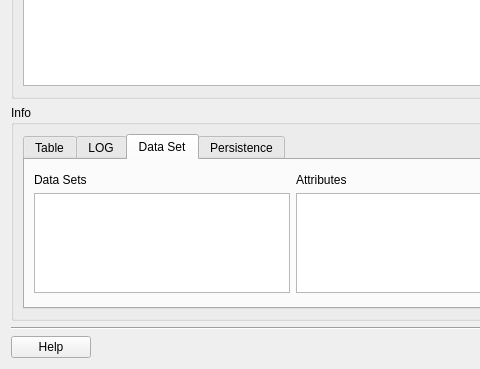
The window that src/terralib/qt/widgets/query/ui/QueryDataSourceDialogForm.ui (claudiobogossian/terralib5) describes before a commit, drawn with Qt 5; both pictures show x 0 to 480 and y 161 to 530 of the 944 by 530 pixel window.
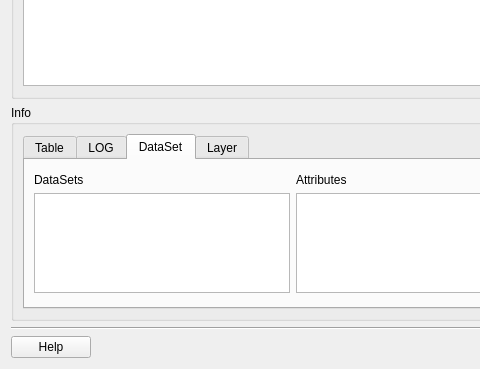
The same window after the commit. The open tabs and pages were chosen to show the change.

Commit message: query data source enhancements

```diff
--- a/src/terralib/qt/widgets/query/ui/QueryDataSourceDialogForm.ui
+++ b/src/terralib/qt/widgets/query/ui/QueryDataSourceDialogForm.ui
@@ -238,7 +238,7 @@
               </widget>
               <widget class="QWidget" name="tab_4">
                <attribute name="title">
-                <string>Data Set</string>
+                <string>DataSet</string>
                </attribute>
                <layout class="QGridLayout" name="gridLayout_28">
                 <item row="0" column="0">
@@ -254,7 +254,7 @@
                        </sizepolicy>
                       </property>
                       <property name="text">
-                       <string>Data Sets</string>
+                       <string>DataSets</string>
                       </property>
                      </widget>
                     </item>
@@ -327,7 +327,7 @@
               </widget>
               <widget class="QWidget" name="tab_3">
                <attribute name="title">
-                <string>Persistence</string>
+                <string>Layer</string>
                </attribute>
                <layout class="QGridLayout" name="gridLayout_31">
                 <item row="0" column="0">
```
Left out of the diff: 2 changed lines with no effect on the pictures. The commit also changes 2 other files.
